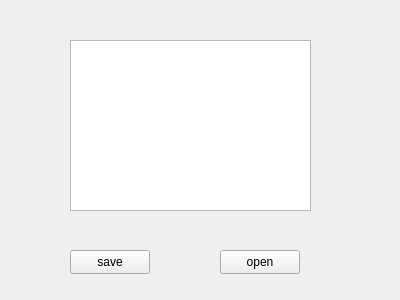
Before: the Qt Designer form misNotas/textnoteform.ui in e1nfalt/misNotas, drawn with Qt 5.
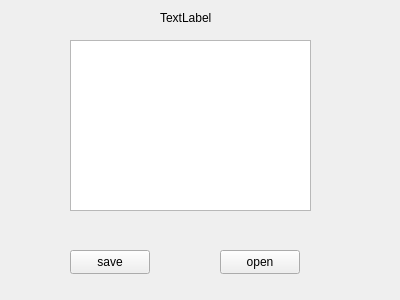
After: the same form once the commit is applied.

What changed in the file:
```diff
--- a/misNotas/textnoteform.ui
+++ b/misNotas/textnoteform.ui
@@ -49,6 +49,19 @@
     <string>open</string>
    </property>
   </widget>
+  <widget class="QLabel" name="label">
+   <property name="geometry">
+    <rect>
+     <x>160</x>
+     <y>10</y>
+     <width>59</width>
+     <height>16</height>
+    </rect>
+   </property>
+   <property name="text">
+    <string>TextLabel</string>
+   </property>
+  </widget>
  </widget>
  <resources/>
  <connections/>
```
